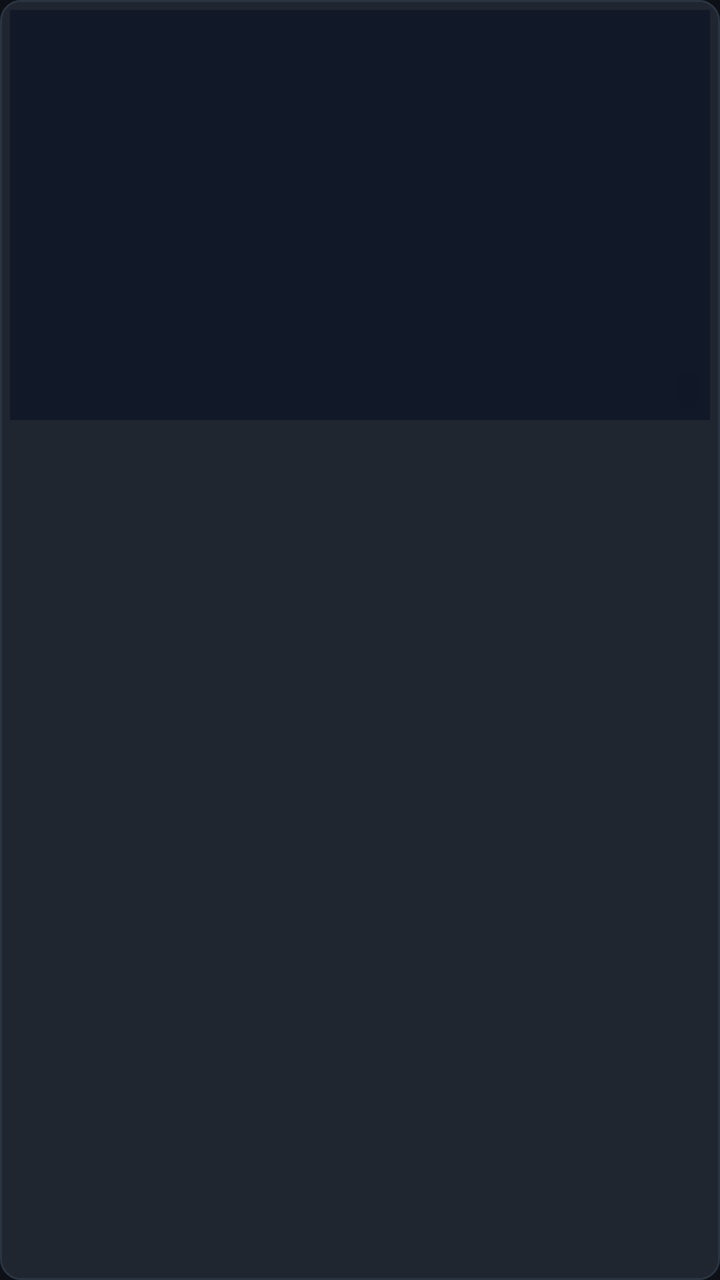
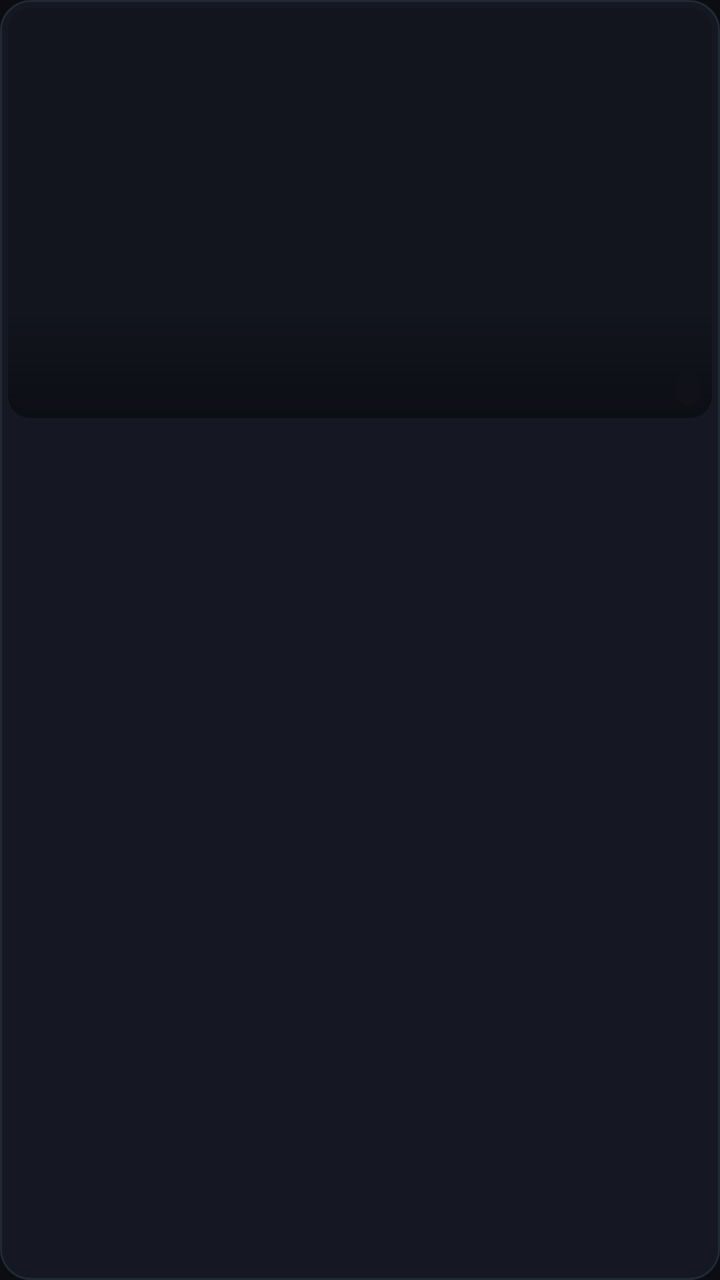

Compare the two renders of this Android layout. The source of the first and the diff that turns it into the second are given below.
<!-- AndroidManifest.xml: application theme Theme.VietMovieTV -->
<!-- res/layout/item_movie.xml -->
<?xml version="1.0" encoding="utf-8"?>
<LinearLayout xmlns:android="http://schemas.android.com/apk/res/android"
    android:layout_width="match_parent"
    android:layout_height="wrap_content"
    android:layout_margin="8dp"
    android:background="@drawable/bg_card_selector"
    android:clickable="true"
    android:focusable="true"
    android:orientation="vertical"
    android:padding="5dp">

    <FrameLayout
        android:layout_width="match_parent"
        android:layout_height="205dp">

        <ImageView
            android:id="@+id/ivPoster"
            android:layout_width="match_parent"
            android:layout_height="match_parent"
            android:background="#111827"
            android:scaleType="centerCrop" />

        <TextView
            android:id="@+id/tvBadge"
            android:layout_width="wrap_content"
            android:layout_height="wrap_content"
            android:layout_gravity="top|start"
            android:layout_margin="6dp"
            android:background="@drawable/bg_badge"
            android:paddingStart="6dp"
            android:paddingTop="2dp"
            android:paddingEnd="6dp"
            android:paddingBottom="2dp"
            android:textColor="@color/accent_amber"
            android:textSize="11sp"
            android:textStyle="bold"
            android:visibility="gone" />

        <TextView
            android:id="@+id/tvSourceBadge"
            android:layout_width="wrap_content"
            android:layout_height="wrap_content"
            android:layout_gravity="bottom|end"
            android:layout_margin="6dp"
            android:background="@drawable/bg_badge"
            android:paddingStart="5dp"
            android:paddingTop="2dp"
            android:paddingEnd="5dp"
            android:paddingBottom="2dp"
            android:textColor="@color/accent_cyan"
            android:textSize="10sp"
            android:textStyle="bold" />
    </FrameLayout>

    <TextView
        android:id="@+id/tvTitle"
        android:layout_width="match_parent"
        android:layout_height="wrap_content"
        android:layout_marginTop="6dp"
        android:ellipsize="end"
        android:maxLines="1"
        android:paddingStart="4dp"
        android:paddingEnd="4dp"
        android:textColor="@color/text_primary"
        android:textSize="14sp"
        android:textStyle="bold" />

    <TextView
        android:id="@+id/tvSubTitle"
        android:layout_width="match_parent"
        android:layout_height="wrap_content"
        android:layout_marginBottom="2dp"
        android:ellipsize="end"
        android:maxLines="1"
        android:paddingStart="4dp"
        android:paddingEnd="4dp"
        android:textColor="@color/text_secondary"
        android:textSize="12sp" />

</LinearLayout>
<!-- resources referenced by this layout -->
<resources>
  <color name="accent_amber">#F59E0B</color>
  <color name="accent_cyan">#38BDF8</color>
  <color name="text_primary">#F3F4F6</color>
  <color name="text_secondary">#9CA3AF</color>
  <!-- drawable bg_badge (drawable) -->
  <?xml version="1.0" encoding="utf-8"?>
  <shape xmlns:android="http://schemas.android.com/apk/res/android"
      android:shape="rectangle">
      <solid android:color="@color/badge_bg" />
      <corners android:radius="4dp" />
  </shape>
  <!-- drawable bg_card_selector (drawable) -->
  <?xml version="1.0" encoding="utf-8"?>
  <selector xmlns:android="http://schemas.android.com/apk/res/android">
      <item android:state_focused="true">
          <shape android:shape="rectangle">
              <solid android:color="#262F3D" />
              <stroke android:width="3dp" android:color="@color/accent_amber" />
              <corners android:radius="10dp" />
          </shape>
      </item>
      <item android:state_pressed="true">
          <shape android:shape="rectangle">
              <solid android:color="#262F3D" />
              <stroke android:width="3dp" android:color="@color/accent_amber" />
              <corners android:radius="10dp" />
          </shape>
      </item>
      <item>
          <shape android:shape="rectangle">
              <solid android:color="@color/bg_card" />
              <stroke android:width="1dp" android:color="#2B3442" />
              <corners android:radius="10dp" />
          </shape>
      </item>
  </selector>
  <style name="Theme.VietMovieTV" parent="Theme.AppCompat.NoActionBar">
          <item name="android:windowBackground">@color/bg_dark</item>
          <item name="colorPrimary">@color/accent_amber</item>
          <item name="colorAccent">@color/accent_amber</item>
          <item name="android:textColorPrimary">@color/text_primary</item>
          <item name="android:textColorSecondary">@color/text_secondary</item>
      </style>
  <color name="badge_bg">#DD111827</color>
  <color name="bg_card">#1F2630</color>
  <color name="bg_dark">#0D1117</color>
</resources>

<!-- the commit's change to res/layout/item_movie.xml (unified diff, before → after) -->
@@ -1,56 +1,90 @@
 <?xml version="1.0" encoding="utf-8"?>
 <LinearLayout xmlns:android="http://schemas.android.com/apk/res/android"
+    xmlns:app="http://schemas.android.com/apk/res-auto"
     android:layout_width="match_parent"
     android:layout_height="wrap_content"
     android:layout_margin="8dp"
     android:background="@drawable/bg_card_selector"
     android:clickable="true"
+    android:clipChildren="false"
+    android:clipToPadding="false"
     android:focusable="true"
     android:orientation="vertical"
-    android:padding="5dp">
+    android:padding="4dp">
 
-    <FrameLayout
+    <androidx.cardview.widget.CardView
         android:layout_width="match_parent"
-        android:layout_height="205dp">
+        android:layout_height="205dp"
+        app:cardBackgroundColor="#12151E"
+        app:cardCornerRadius="11dp"
+        app:cardElevation="0dp"
+        app:cardPreventCornerOverlap="false">
 
-        <ImageView
-            android:id="@+id/ivPoster"
+        <FrameLayout
             android:layout_width="match_parent"
-            android:layout_height="match_parent"
-            android:background="#111827"
-            android:scaleType="centerCrop" />
+            android:layout_height="match_parent">
 
-        <TextView
-            android:id="@+id/tvBadge"
-            android:layout_width="wrap_content"
-            android:layout_height="wrap_content"
-            android:layout_gravity="top|start"
-            android:layout_margin="6dp"
-            android:background="@drawable/bg_badge"
-            android:paddingStart="6dp"
-            android:paddingTop="2dp"
-            android:paddingEnd="6dp"
-            android:paddingBottom="2dp"
-            android:textColor="@color/accent_amber"
-            android:textSize="11sp"
-            android:textStyle="bold"
-            android:visibility="gone" />
+            <ImageView
+                android:id="@+id/ivPoster"
+                android:layout_width="match_parent"
+                android:layout_height="match_parent"
+                android:scaleType="centerCrop" />
 
-        <TextView
-            android:id="@+id/tvSourceBadge"
-            android:layout_width="wrap_content"
-            android:layout_height="wrap_content"
-            android:layout_gravity="bottom|end"
-            android:layout_margin="6dp"
-            android:background="@drawable/bg_badge"
-            android:paddingStart="5dp"
-            android:paddingTop="2dp"
-            android:paddingEnd="5dp"
-            android:paddingBottom="2dp"
-            android:textColor="@color/accent_cyan"
-            android:textSize="10sp"
-            android:textStyle="bold" />
-    </FrameLayout>
+            <View
+                android:layout_width="match_parent"
+                android:layout_height="56dp"
+                android:layout_gravity="bottom"
+                android:background="@drawable/bg_poster_gradient" />
+
+            <TextView
+                android:id="@+id/tvBadge"
+                android:layout_width="wrap_content"
+                android:layout_height="wrap_content"
+                android:layout_gravity="top|start"
+                android:layout_margin="6dp"
+                android:background="@drawable/bg_badge"
+                android:paddingStart="7dp"
+                android:paddingTop="2dp"
+                android:paddingEnd="7dp"
+                android:paddingBottom="2dp"
+                android:textColor="@color/accent_amber"
+                android:textSize="10sp"
+                android:textStyle="bold"
+                android:visibility="gone" />
+
+            <TextView
+                android:id="@+id/tvDubBadge"
+                android:layout_width="wrap_content"
+                android:layout_height="wrap_content"
+                android:layout_gravity="top|end"
+                android:layout_margin="6dp"
+                android:background="@drawable/bg_badge_dub"
+                android:paddingStart="7dp"
+                android:paddingTop="2dp"
+                android:paddingEnd="7dp"
+                android:paddingBottom="2dp"
+                android:text="TM"
+                android:textColor="#FFFFFF"
+                android:textSize="10sp"
+                android:textStyle="bold"
+                android:visibility="gone" />
+
+            <TextView
+                android:id="@+id/tvSourceBadge"
+                android:layout_width="wrap_content"
+                android:layout_height="wrap_content"
+                android:layout_gravity="bottom|end"
+                android:layout_margin="6dp"
+                android:background="@drawable/bg_badge"
+                android:paddingStart="6dp"
+                android:paddingTop="2dp"
+                android:paddingEnd="6dp"
+                android:paddingBottom="2dp"
+                android:textColor="@color/accent_cyan"
+                android:textSize="9sp"
+                android:textStyle="bold" />
+        </FrameLayout>
+    </androidx.cardview.widget.CardView>
 
     <TextView
         android:id="@+id/tvTitle"
@@ -59,22 +93,22 @@
         android:layout_marginTop="6dp"
         android:ellipsize="end"
         android:maxLines="1"
-        android:paddingStart="4dp"
-        android:paddingEnd="4dp"
+        android:paddingStart="6dp"
+        android:paddingEnd="6dp"
         android:textColor="@color/text_primary"
-        android:textSize="14sp"
+        android:textSize="13sp"
         android:textStyle="bold" />
 
     <TextView
         android:id="@+id/tvSubTitle"
         android:layout_width="match_parent"
         android:layout_height="wrap_content"
-        android:layout_marginBottom="2dp"
+        android:layout_marginBottom="4dp"
         android:ellipsize="end"
         android:maxLines="1"
-        android:paddingStart="4dp"
-        android:paddingEnd="4dp"
+        android:paddingStart="6dp"
+        android:paddingEnd="6dp"
         android:textColor="@color/text_secondary"
-        android:textSize="12sp" />
+        android:textSize="11sp" />
 
 </LinearLayout>
<!-- resource entries referenced after the edit -->
@@ -2,49 +2,81 @@
 <resources>
   <color name="accent_amber">#F59E0B</color>
   <color name="accent_cyan">#38BDF8</color>
-  <color name="text_primary">#F3F4F6</color>
-  <color name="text_secondary">#9CA3AF</color>
+  <color name="text_primary">#F9FAFB</color>
+  <color name="text_secondary">#A1A9B8</color>
   <!-- drawable bg_badge (drawable) -->
   <?xml version="1.0" encoding="utf-8"?>
   <shape xmlns:android="http://schemas.android.com/apk/res/android"
       android:shape="rectangle">
       <solid android:color="@color/badge_bg" />
-      <corners android:radius="4dp" />
+      <corners android:radius="8dp" />
+  </shape>
+  <!-- drawable bg_badge_dub (drawable) -->
+  <?xml version="1.0" encoding="utf-8"?>
+  <shape xmlns:android="http://schemas.android.com/apk/res/android"
+      android:shape="rectangle">
+      <solid android:color="#E6059669" />
+      <corners android:radius="8dp" />
   </shape>
   <!-- drawable bg_card_selector (drawable) -->
   <?xml version="1.0" encoding="utf-8"?>
   <selector xmlns:android="http://schemas.android.com/apk/res/android">
       <item android:state_focused="true">
           <shape android:shape="rectangle">
-              <solid android:color="#262F3D" />
-              <stroke android:width="3dp" android:color="@color/accent_amber" />
-              <corners android:radius="10dp" />
+              <solid android:color="#232838" />
+              <stroke android:width="3dp" android:color="#FFFFFF" />
+              <corners android:radius="15dp" />
           </shape>
       </item>
       <item android:state_pressed="true">
           <shape android:shape="rectangle">
-              <solid android:color="#262F3D" />
-              <stroke android:width="3dp" android:color="@color/accent_amber" />
-              <corners android:radius="10dp" />
+              <solid android:color="#232838" />
+              <stroke android:width="3dp" android:color="@color/netflix_red" />
+              <corners android:radius="15dp" />
           </shape>
       </item>
       <item>
           <shape android:shape="rectangle">
-              <solid android:color="@color/bg_card" />
-              <stroke android:width="1dp" android:color="#2B3442" />
-              <corners android:radius="10dp" />
+              <solid android:color="#151822" />
+              <stroke android:width="1dp" android:color="#232836" />
+              <corners android:radius="15dp" />
           </shape>
       </item>
   </selector>
+  <!-- drawable bg_poster_gradient (drawable) -->
+  <?xml version="1.0" encoding="utf-8"?>
+  <shape xmlns:android="http://schemas.android.com/apk/res/android"
+      android:shape="rectangle">
+      <gradient
+          android:angle="270"
+          android:endColor="#E60B0D12"
+          android:startColor="#00000000"
+          android:type="linear" />
+  </shape>
   <style name="Theme.VietMovieTV" parent="Theme.AppCompat.NoActionBar">
           <item name="android:windowBackground">@color/bg_dark</item>
-          <item name="colorPrimary">@color/accent_amber</item>
-          <item name="colorAccent">@color/accent_amber</item>
+          <item name="colorPrimary">@color/netflix_red</item>
+          <item name="colorAccent">@color/netflix_red</item>
+          <item name="android:textColorPrimary">@color/text_primary</item>
+          <item name="android:textColorSecondary">@color/text_secondary</item>
+          <item name="alertDialogTheme">@style/Theme.VietMovieTV.Dialog</item>
+      </style>
+  <color name="badge_bg">#CC11131A</color>
+  <color name="netflix_red">#E50914</color>
+  <color name="bg_dark">#0B0D12</color>
+  <style name="Theme.VietMovieTV.Dialog" parent="Theme.AppCompat.Dialog.Alert">
+          <item name="android:windowBackground">@drawable/bg_dialog_rounded</item>
+          <item name="colorAccent">@color/netflix_red</item>
           <item name="android:textColorPrimary">@color/text_primary</item>
           <item name="android:textColorSecondary">@color/text_secondary</item>
       </style>
-  <color name="badge_bg">#DD111827</color>
-  <color name="bg_card">#1F2630</color>
-  <color name="bg_dark">#0D1117</color>
+  <!-- drawable bg_dialog_rounded (drawable) -->
+  <?xml version="1.0" encoding="utf-8"?>
+  <shape xmlns:android="http://schemas.android.com/apk/res/android"
+      android:shape="rectangle">
+      <solid android:color="#161922" />
+      <stroke android:width="1.5dp" android:color="#2E3446" />
+      <corners android:radius="18dp" />
+  </shape>
 </resources>
 
